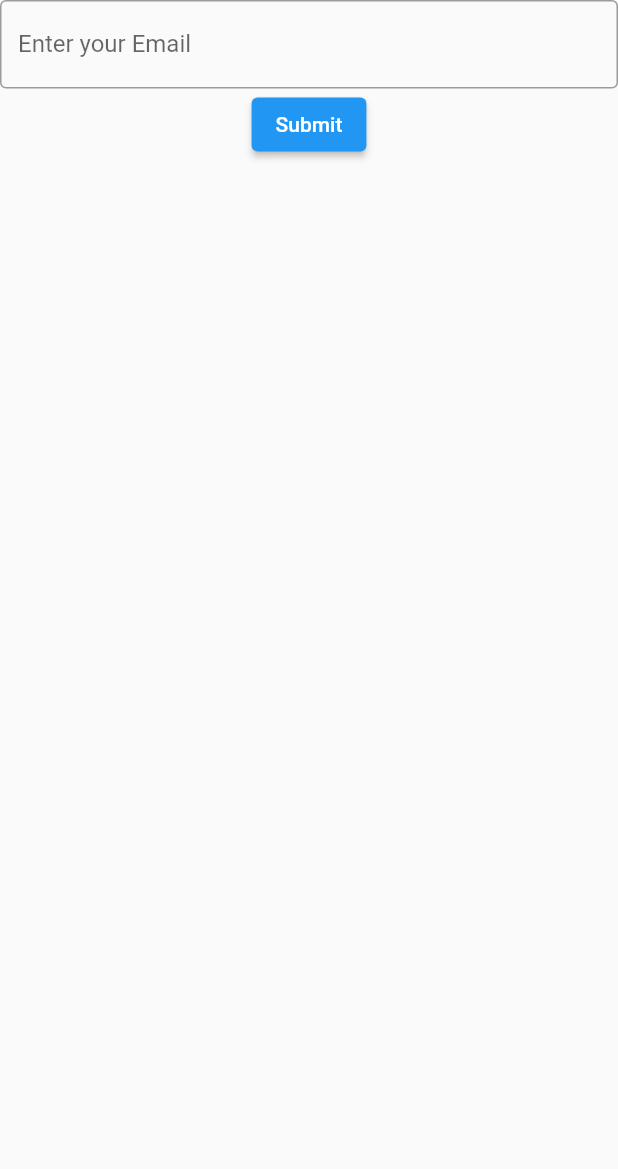
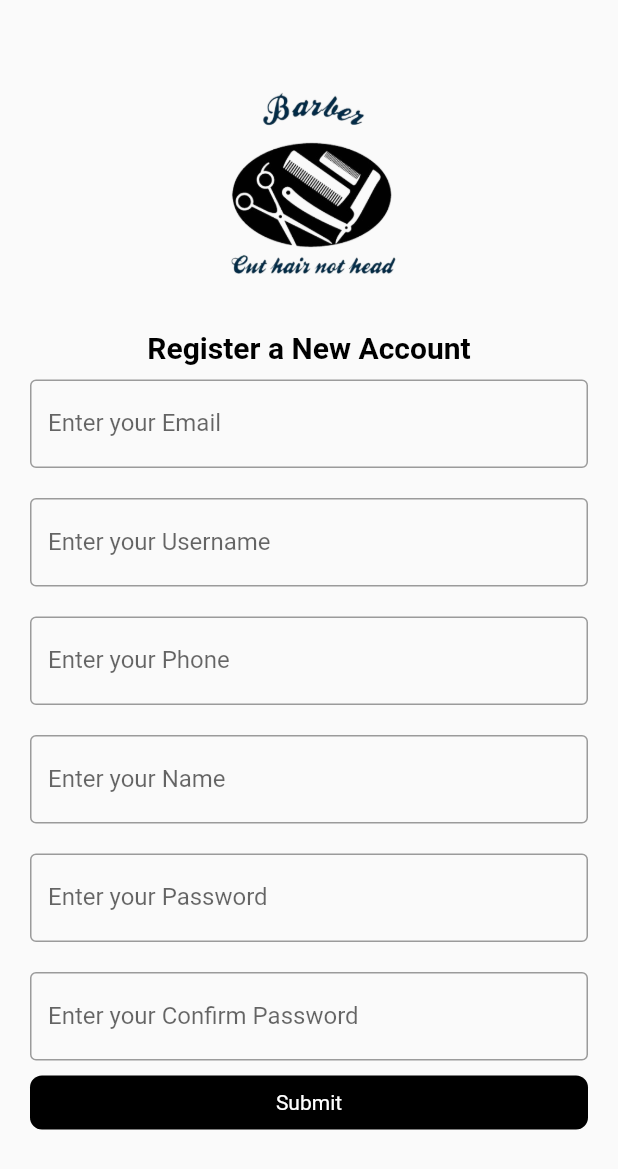
Before and after one commit to jaswinda/flutterDemo, a Flutter app: the screen it shows after launch, on a phone screen of 412 x 824 dp. Shown: the top 1169 px of the screen. Run offline on Flutter 3.47's test engine with Material 2 defaults, Android fonts, the phone set to English and light mode, and no system bars; our stand-ins replace get.

Commit message:
[feat] reagister page

```diff
--- a/lib/views/components/my_button.dart
+++ b/lib/views/components/my_button.dart
@@ -11,19 +11,17 @@ class MyButton extends StatelessWidget {
     return InkWell(
       onTap: onTap,
       child: Container(
-        decoration: BoxDecoration(
-          color: Colors.blue,
-          border: Border.all(color: Colors.lightBlue),
-          borderRadius: BorderRadius.circular(10),
-        ),
-        height: 50,
-        width: 100,
-        child: Center(
-            child: Text(
-          text,
-          style: const TextStyle(color: Colors.white),
-        )),
-      ),
+          decoration: BoxDecoration(
+            borderRadius: BorderRadius.circular(8),
+            color: Colors.black,
+          ),
+          width: double.infinity,
+          child: const Center(
+            child: Padding(
+              padding: EdgeInsets.all(10),
+              child: Text("Submit", style: TextStyle(color: Colors.white)),
+            ),
+          )),
     );
   }
 }
--- a/lib/views/components/my_field.dart
+++ b/lib/views/components/my_field.dart
@@ -3,29 +3,35 @@ import 'package:flutter/material.dart';
 class MyField extends StatelessWidget {
   final TextEditingController controller;
   final String text;
+  final bool obscureText;
   final myValidator;
   const MyField(
       {Key? key,
       required this.controller,
       this.text = "Email",
-      this.myValidator})
+      this.myValidator,
+      this.obscureText = false})
       : super(key: key);
 
   @override
   Widget build(BuildContext context) {
-    return TextFormField(
+    return Padding(
+      padding: const EdgeInsets.symmetric(vertical: 10),
+      child: TextFormField(
         controller: controller,
-      obscureText: true,
+        obscureText: obscureText,
         decoration: InputDecoration(
           labelText: 'Enter your $text',
           border: const OutlineInputBorder(),
         ),
         validator: (value) {
+          // return null;
           if (value!.isEmpty) {
             return "$text is required";
           }
           return myValidator(value);
         },
+      ),
     );
   }
 }
--- a/lib/views/pages/home_screen.dart
+++ b/lib/views/pages/home_screen.dart
@@ -1,8 +1,14 @@
 import 'package:flutter/material.dart';
+import 'package:my_first_flutter_project/views/components/my_button.dart';
 import 'package:my_first_flutter_project/views/components/my_field.dart';
 
 class HomeScreen extends StatelessWidget {
   final emailController = TextEditingController();
+  final passwordController = TextEditingController();
+  final confirmPasswordController = TextEditingController();
+  final usernameController = TextEditingController();
+  final nameController = TextEditingController();
+  final phoneController = TextEditingController();
   final formKey = GlobalKey<FormState>();
   HomeScreen({Key? key}) : super(key: key);
 
@@ -10,10 +16,23 @@ class HomeScreen extends StatelessWidget {
   Widget build(BuildContext context) {
     return Scaffold(
       body: SafeArea(
+        child: SingleChildScrollView(
           child: Form(
             key: formKey,
+            child: Padding(
+              padding: const EdgeInsets.all(20.0),
               child: Column(
                 children: [
+                  Image.asset(
+                    "assets/images/logo.png",
+                    height: 200,
+                    width: 200,
+                  ),
+                  const Text("Register a New Account",
+                      style: TextStyle(
+                          fontSize: 20,
+                          fontWeight: FontWeight.bold,
+                          color: Colors.black)),
                   MyField(
                     controller: emailController,
                     myValidator: (value) {
@@ -23,16 +42,53 @@ class HomeScreen extends StatelessWidget {
                       return null;
                     },
                   ),
-              ElevatedButton(
-                  onPressed: () {
+                  MyField(
+                    text: "Username",
+                    controller: nameController,
+                    myValidator: (value) {
+                      return null;
+                    },
+                  ),
+                  MyField(
+                    text: "Phone",
+                    controller: nameController,
+                    myValidator: (value) {
+                      return null;
+                    },
+                  ),
+                  MyField(
+                    text: "Name",
+                    controller: nameController,
+                    myValidator: (value) {
+                      return null;
+                    },
+                  ),
+                  MyField(
+                    text: "Password",
+                    obscureText: true,
+                    controller: passwordController,
+                    myValidator: (value) {
+                      return null;
+                    },
+                  ),
+                  MyField(
+                    text: "Confirm Password",
+                    obscureText: true,
+                    controller: confirmPasswordController,
+                    myValidator: (value) {
+                      return null;
+                    },
+                  ),
+                  MyButton(onTap: () {
                     var isFormValid = formKey.currentState!.validate();
                     if (isFormValid) {
                       var data = {"email": emailController.text};
                       print(data);
                     }
-                  },
-                  child: const Text("Submit"))
+                  })
                 ],
+              ),
+            ),
           ),
         ),
       ),
--- a/pubspec.yaml
+++ b/pubspec.yaml
@@ -59,9 +59,8 @@ flutter:
   uses-material-design: true
 
   # To add assets to your application, add an assets section, like this:
-  # assets:
-  #   - images/a_dot_burr.jpeg
-  #   - images/a_dot_ham.jpeg
+  assets:
+    - assets/images/logo.png
 
   # An image asset can refer to one or more resolution-specific "variants", see
   # https://flutter.dev/assets-and-images/#resolution-aware
```
Also changed, not shown: assets/images/logo.png (added). Lines whose indentation alone changed are shown as unchanged.
